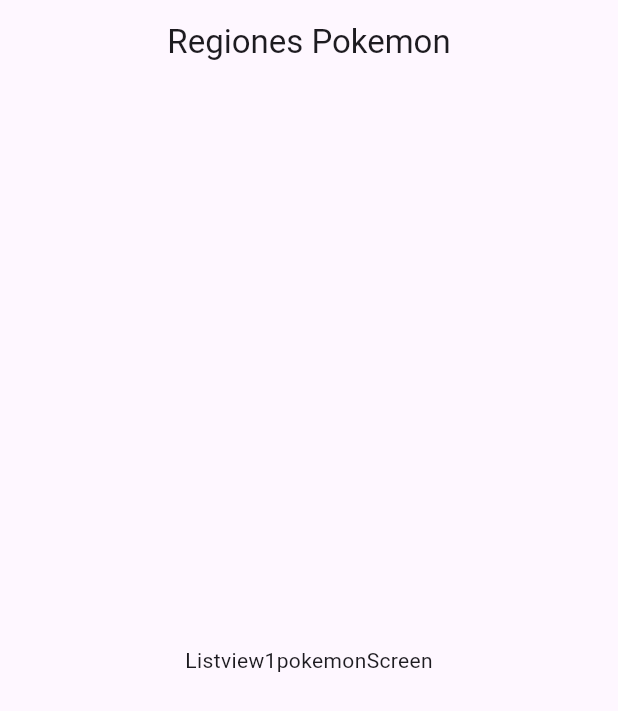
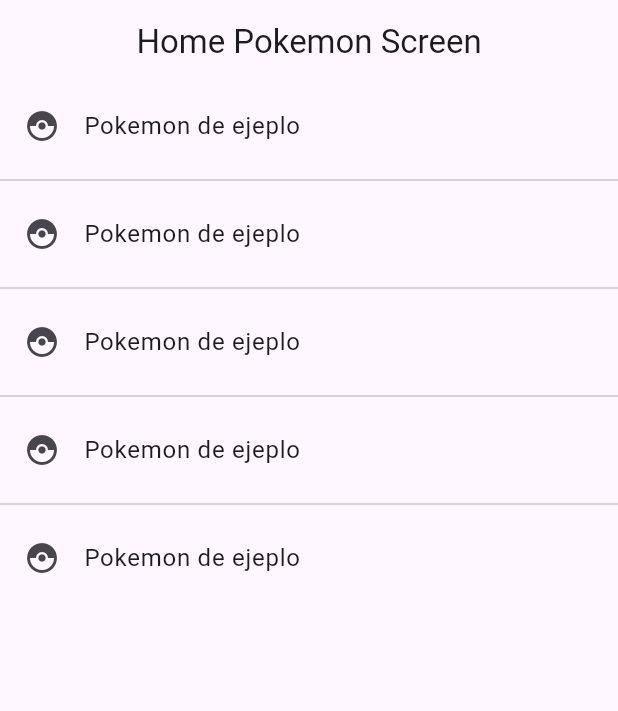
Before and after one commit to Franma2005/pokemon_app, a Flutter app: the screen it shows after launch, on a phone screen of 412 x 824 dp. Shown: the top 711 px of the screen. Run offline on Flutter 3.47's test engine with Material 3 defaults, Android fonts, the phone set to English and light mode, and no system bars.

Commit message:
Implementando la navegación

```diff
--- a/lib/main.dart
+++ b/lib/main.dart
@@ -1,5 +1,5 @@
 import 'package:flutter/material.dart';
-import 'package:pokemon_app/screens/listview1pokemon_screen.dart';
+import 'package:pokemon_app/screens/screen.dart';
 
 void main() => runApp(const MyApp());
 
@@ -8,10 +8,17 @@ class MyApp extends StatelessWidget {
 
   @override
   Widget build(BuildContext context) {
-    return const MaterialApp(
+    return MaterialApp(
       title: 'Material App',
       debugShowCheckedModeBanner: false,
-      home: Listview1pokemonScreen(),
+      initialRoute: '/homepokemon',
+      routes: {
+        '/listpokemon1': (BuildContext context) => const Listview1pokemonScreen(),
+        '/listpokemon2': (BuildContext context) => const Listview2pokemonScreen(),
+        '/alertpokemon': (BuildContext context) => const AlertpokemonScreen(),
+        '/cardpokemon': (BuildContext context) => const CardpokemonScreen(),
+        '/homepokemon': (BuildContext context) => const HomepokemonScreen(),
+      },
     );
   }
 }
--- /dev/null
+++ b/lib/screens/homepokemon_screen.dart
@@ -0,0 +1,26 @@
+import 'package:flutter/material.dart';
+import 'listview1pokemon_screen.dart';
+
+class HomepokemonScreen extends StatelessWidget {
+
+  const HomepokemonScreen({Key? key}) : super(key: key);
+
+  @override
+  Widget build(BuildContext context) {
+    return Scaffold(
+      appBar: AppBar(
+        title: const Center(child: Text('Home Pokemon Screen')),
+      ),
+      body: ListView.separated(
+        itemBuilder: (context, index) =>
+        ListTile(
+          leading: Icon(Icons.catching_pokemon),
+          title: Text('Pokemon de ejeplo'),
+          onTap: () { Navigator.push(context, MaterialPageRoute(builder: (BuildContext context) => Listview1pokemonScreen())); },
+        ),
+        separatorBuilder: (context, index) => Divider(),
+        itemCount: 5,
+      )
+      );
+  }
+}
--- a/lib/screens/listview1pokemon_screen.dart
+++ b/lib/screens/listview1pokemon_screen.dart
@@ -1,15 +1,30 @@
 import 'package:flutter/material.dart';
 
 class Listview1pokemonScreen extends StatelessWidget {
+
+  final List<String> options = const['Kanto', 'Alola', 'Paldea', 'Kalo'];
 
   const Listview1pokemonScreen({Key? key}) : super(key: key);
 
   @override
   Widget build(BuildContext context) {
     return Scaffold(
-      appBar: AppBar(title: Center(child: Text('Regiones Pokemon'))),
-      body: Center(
-         child: Text('Listview1pokemonScreen'),
+      appBar: AppBar(
+        backgroundColor: Colors.blue,
+        foregroundColor: Colors.white,
+        title: Center(
+          child: Text('Regiones Pokemon')
+        )
+      ),
+      body: ListView(
+        children: [
+          //Los tres puntos se ponen porque ...options me devuelve un Iterable y hay que desestructurarlo para que flutter lo interprete.
+          ...options.map((regiones) =>
+          ListTile(
+            trailing: Icon(Icons.catching_pokemon),
+            title: Text(regiones)
+          ),)
+        ],
       ),
     );
   }
--- /dev/null
+++ b/lib/screens/screen.dart
@@ -0,0 +1,5 @@
+export 'alertpokemon_screen.dart';
+export 'cardpokemon_screen.dart';
+export 'homepokemon_screen.dart';
+export 'listview1pokemon_screen.dart';
+export 'listview2pokemon_screen copy.dart';
```
Also changed, not shown: lib/screens/alertpokemon_screen.dart (added, +15 -0 lines), lib/screens/cardpokemon_screen.dart (added, +15 -0 lines), lib/screens/listview2pokemon_screen copy.dart (added, +33 -0 lines).
